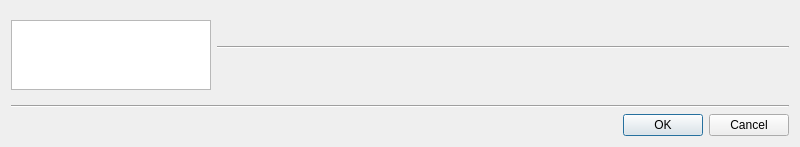
First picture: the form in src/qt/qt_settings.ui, repository 86Box/86Box, before the edit.
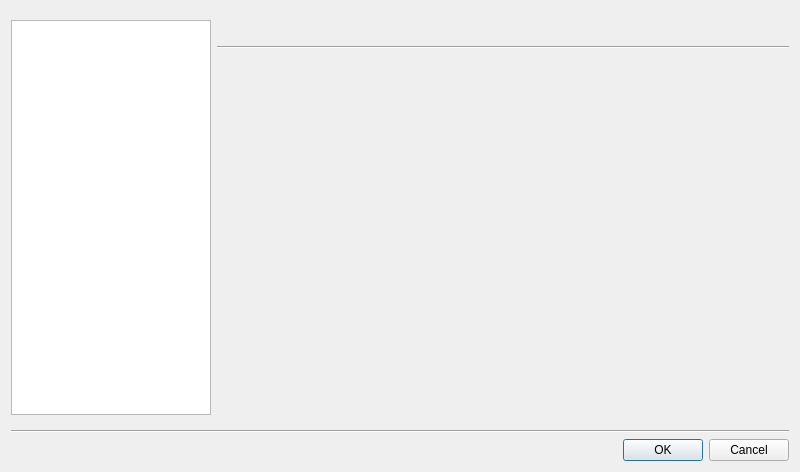
Second picture: the form after the edit.

Diff of the .ui file:
```diff
--- a/src/qt/qt_settings.ui
+++ b/src/qt/qt_settings.ui
@@ -7,16 +7,19 @@
     <x>0</x>
     <y>0</y>
     <width>800</width>
+    <height>472</height>
    </rect>
   </property>
   <property name="minimumSize">
    <size>
     <width>800</width>
+    <height>0</height>
    </size>
   </property>
   <property name="maximumSize">
    <size>
     <width>800</width>
+    <height>16777215</height>
    </size>
   </property>
   <property name="windowTitle">
```
